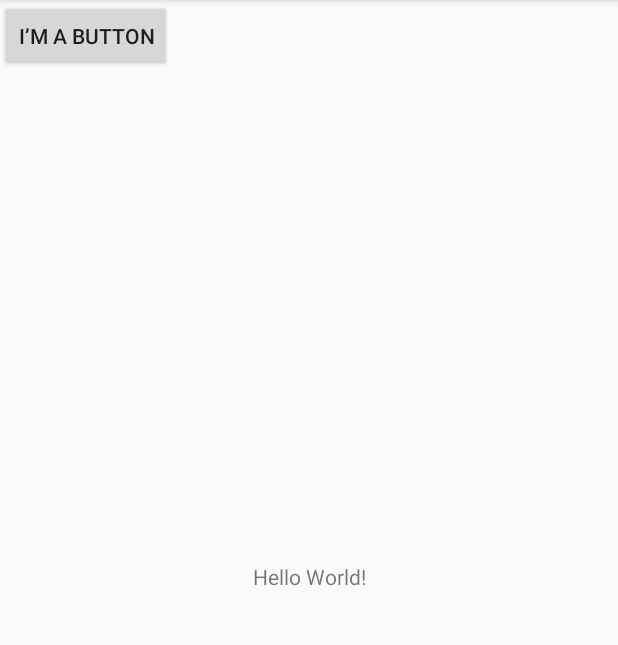
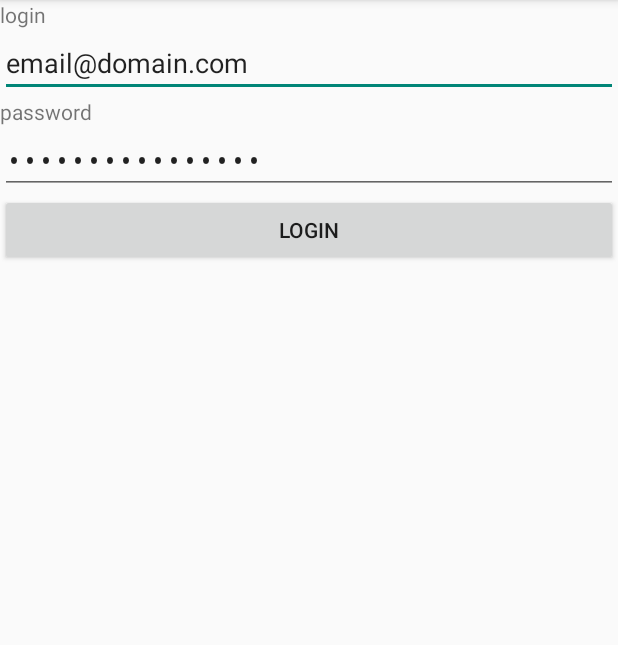
Before and after one commit to Uv0110/AndroidLabs, an Android app: the screen it shows after launch (StartActivity before the commit, LoginActivity after it), on a phone screen of 412 x 824 dp, the part 84-729 px from its top. Run offline under Robolectric (Android 15) with nearby library versions, the phone set to English and light mode, and no system bars.

Commit message:
Lab 3 done

```diff
--- a/app/src/main/AndroidManifest.xml
+++ b/app/src/main/AndroidManifest.xml
@@ -9,13 +9,16 @@
         android:roundIcon="@mipmap/ic_launcher_round"
         android:supportsRtl="true"
         android:theme="@style/AppTheme">
-        <activity android:name=".StartActivity">
+        <activity android:name=".StartActivity"></activity>
+        <activity android:name=".LoginActivity">
             <intent-filter>
                 <action android:name="android.intent.action.MAIN" />
 
                 <category android:name="android.intent.category.LAUNCHER" />
             </intent-filter>
         </activity>
+
+        <activity android:name=".ListItemsActivity"/>
     </application>
 
 </manifest>
--- /dev/null
+++ b/app/src/main/java/com/example/urvesh/androidlabs/LoginActivity.java
@@ -0,0 +1,73 @@
+package com.example.urvesh.androidlabs;
+
+import android.app.Activity;
+import android.content.Context;
+import android.content.Intent;
+import android.content.SharedPreferences;
+import android.os.Bundle;
+import android.util.Log;
+import android.view.View;
+import android.widget.Button;
+import android.widget.EditText;
+
+
+public class LoginActivity extends Activity {
+
+    protected static final String ACTIVITY_NAME = "LoginActivity";
+    @Override
+    protected void onCreate(Bundle savedInstanceState) {
+        super.onCreate(savedInstanceState);
+        setContentView(R.layout.activity_login);
+        Button loginButton = findViewById(R.id.loginButton);
+        final EditText editText = (EditText)findViewById(R.id.login) ;
+        final EditText editText1 = (EditText)findViewById(R.id.password) ;
+        final SharedPreferences sharedPreferences = getSharedPreferences("Login",MODE_PRIVATE);
+        editText.setText(sharedPreferences.getString("default email","email@domain.com"));
+        editText1.setText(sharedPreferences.getString("Login","email@domain.com"));
+        loginButton.setOnClickListener(new View.OnClickListener() {
+            @Override
+            public void onClick(View v) {
+                SharedPreferences.Editor editor = sharedPreferences.edit();
+                editor.putString("default email", editText.getText().toString());
+                editor.putString("Login", editText1.getText().toString());
+                editor.commit();
+                Intent intent = new Intent(LoginActivity.this,
+                        StartActivity.class);
+                startActivity(intent);
+            }
+        });
+
+        Log.i(ACTIVITY_NAME,"In OnCreate()");
+
+
+    }
+
+
+
+
+    @Override
+    protected void onResume(){
+        super.onResume();
+        Log.i(ACTIVITY_NAME,"In OnResume()");
+    }
+    @Override
+    protected void onStart(){
+        super.onStart();
+        Log.i(ACTIVITY_NAME,"In OnStart()");
+    }
+    @Override
+    protected void onPause(){
+        super.onPause();
+        Log.i(ACTIVITY_NAME,"In OnPause()");
+    }
+    @Override
+    protected void onStop(){
+        super.onStop();
+        Log.i(ACTIVITY_NAME,"In OnStop()");
+    }
+    @Override
+    protected void onDestroy(){
+        super.onDestroy();
+        Log.i(ACTIVITY_NAME,"In OnDestroy()");
+    }
+}
--- /dev/null
+++ b/app/src/main/res/layout/activity_login.xml
@@ -0,0 +1,40 @@
+<?xml version="1.0" encoding="utf-8"?>
+<LinearLayout xmlns:android="http://schemas.android.com/apk/res/android"
+    xmlns:app="http://schemas.android.com/apk/res-auto"
+    xmlns:tools="http://schemas.android.com/tools"
+    android:layout_width="match_parent"
+    android:layout_height="match_parent"
+    android:orientation="vertical"
+    tools:context=".LoginActivity">
+
+    <TextView
+        android:layout_width="wrap_content"
+        android:layout_height="wrap_content"
+        android:text="@string/login" />
+
+    <EditText
+        android:id="@+id/login"
+        android:layout_width="match_parent"
+        android:layout_height="wrap_content"
+        android:hint="@string/login_name"
+        android:inputType="textEmailAddress" />
+
+    <TextView
+        android:layout_width="wrap_content"
+        android:layout_height="wrap_content"
+        android:text="@string/password"/>
+
+    <EditText
+        android:id="@+id/password"
+        android:layout_width="match_parent"
+        android:layout_height="wrap_content"
+        android:inputType="textPassword" />
+
+    <Button
+        android:id="@+id/loginButton"
+        android:layout_width="match_parent"
+        android:layout_height="wrap_content"
+        android:text="Login" />
+
+
+</LinearLayout>
--- a/app/src/main/res/layout/activity_start.xml
+++ b/app/src/main/res/layout/activity_start.xml
@@ -1,5 +1,5 @@
 <?xml version="1.0" encoding="utf-8"?>
-<android.support.constraint.ConstraintLayout xmlns:android="http://schemas.android.com/apk/res/android"
+<RelativeLayout xmlns:android="http://schemas.android.com/apk/res/android"
     xmlns:app="http://schemas.android.com/apk/res-auto"
     xmlns:tools="http://schemas.android.com/tools"
     android:layout_width="match_parent"
@@ -10,10 +10,8 @@
         android:layout_width="wrap_content"
         android:layout_height="wrap_content"
         android:text="@string/hello_message"
-        app:layout_constraintBottom_toBottomOf="parent"
-        app:layout_constraintLeft_toLeftOf="parent"
-        app:layout_constraintRight_toRightOf="parent"
-        app:layout_constraintTop_toTopOf="parent" />
+        android:layout_alignParentBottom="true"
+        />
 
     <Button
         android:id="@+id/button"
@@ -23,4 +21,13 @@
         tools:layout_editor_absoluteX="148dp"
         tools:layout_editor_absoluteY="277dp" />
 
-</android.support.constraint.ConstraintLayout>
+    <Button
+        android:id="@+id/button2"
+        android:layout_width="wrap_content"
+        android:layout_height="wrap_content"
+        android:layout_alignParentStart="true"
+        android:layout_alignParentTop="true"
+        android:layout_marginStart="133dp"
+        android:text="Button" />
+
+</RelativeLayout>
```
Also changed, not shown: app/src/main/java/com/example/urvesh/androidlabs/ListItemsActivity.java (added, +147 -0 lines), app/src/main/java/com/example/urvesh/androidlabs/StartActivity.java (+48 -0 lines), app/src/main/res/layout/activity_list_items.xml (added, +45 -0 lines), app/src/main/res/values/strings.xml (+15 -0 lines), 1 other file.
